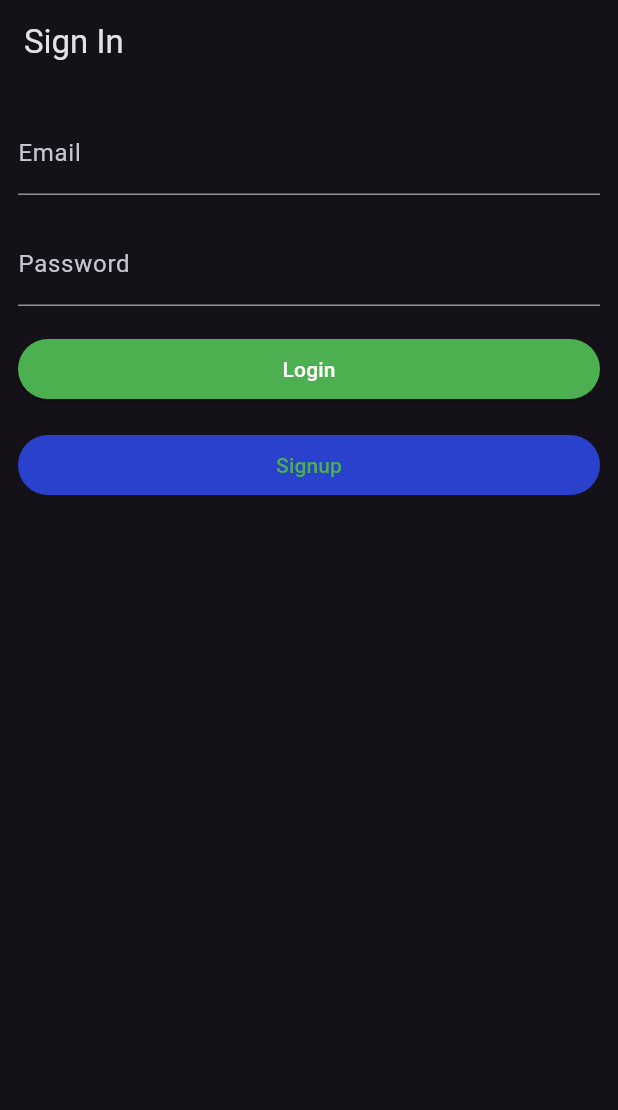
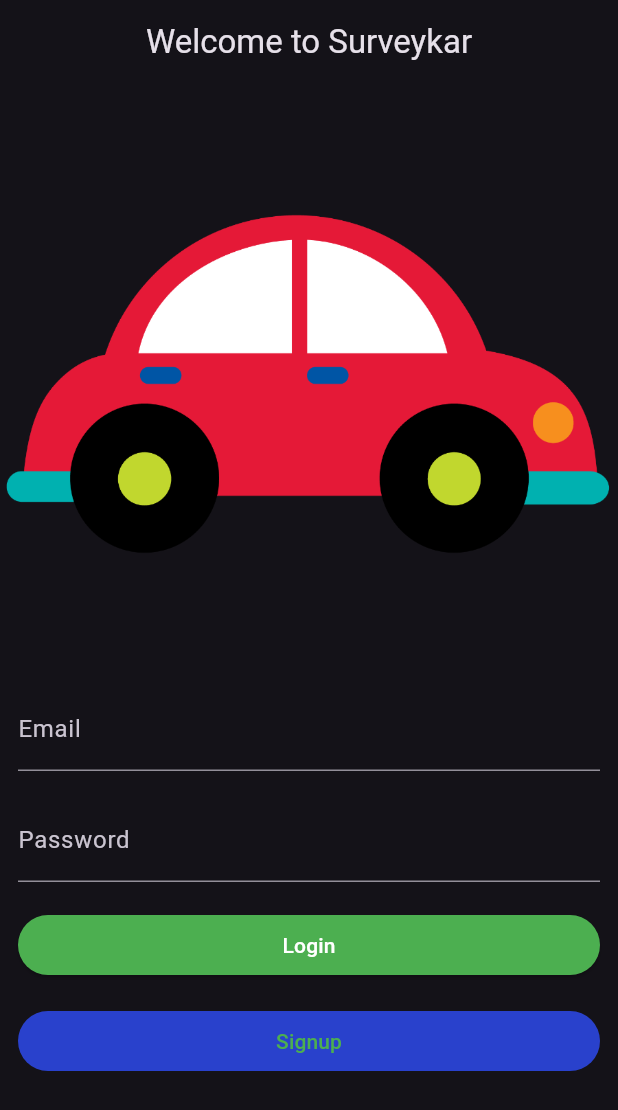
Before and after one commit to parag-shendye/surveykar, a Flutter app: the screen it shows after launch, on a phone screen of 412 x 824 dp. Shown: the top 1110 px of the screen. Run offline on Flutter 3.47's test engine with Material 3 defaults, Android fonts, the phone set to English and light mode, and no system bars; our stand-ins replace supabase_flutter; accounts and stored records are empty.

Commit message:
add image asset

```diff
--- /dev/null
+++ b/lib/ImageSection.dart
@@ -0,0 +1,17 @@
+import 'package:flutter/material.dart';
+
+class ImageSection extends StatelessWidget {
+  const ImageSection({super.key, required this.image});
+
+  final String image;
+
+  @override
+  Widget build(BuildContext context) {
+    return Image.asset(
+      image,
+      width: 600,
+      height: 240,
+      fit: BoxFit.cover,
+    );
+  }
+}
--- a/lib/login_page.dart
+++ b/lib/login_page.dart
@@ -2,6 +2,7 @@ import 'dart:async';
 import 'package:flutter/material.dart';
 import 'package:supabase_flutter/supabase_flutter.dart';
 import 'main.dart';
+import 'ImageSection.dart';
 
 class LoginPage extends StatefulWidget {
   const LoginPage({super.key});
@@ -81,8 +82,18 @@ class _LoginPageState extends State<LoginPage> {
   @override
   Widget build(BuildContext context) {
     return Scaffold(
-      appBar: AppBar(title: const Text('Sign In')),
-      body: ListView(
+      appBar: AppBar(
+          title: const Center(
+        child: Text('Welcome to Surveykar'),
+      )),
+      body: Column(
+        children: [
+          Expanded(
+              child: ImageSection(
+            image: 'assets/images/car_logo.png',
+          )),
+          Expanded(
+              child: ListView(
             padding: const EdgeInsets.symmetric(vertical: 18, horizontal: 12),
             children: [
               TextFormField(
@@ -102,8 +113,8 @@ class _LoginPageState extends State<LoginPage> {
               const SizedBox(height: 16),
               TextButton(
                 style: const ButtonStyle(
-                backgroundColor:
-                    MaterialStatePropertyAll(Color.fromARGB(255, 41, 65, 204))),
+                    backgroundColor: MaterialStatePropertyAll(
+                        Color.fromARGB(255, 41, 65, 204))),
                 onPressed: () async {
                   setState(() {
                     _isLoading = true;
@@ -119,8 +130,8 @@ class _LoginPageState extends State<LoginPage> {
                     // ignore: use_build_context_synchronously
                     ScaffoldMessenger.of(context).showSnackBar(const SnackBar(
                       content: Text('Signup failed',
-                      style:
-                          TextStyle(color: Color.fromARGB(255, 255, 255, 255))),
+                          style: TextStyle(
+                              color: Color.fromARGB(255, 255, 255, 255))),
                       backgroundColor: Color.fromARGB(141, 235, 80, 80),
                     ));
                     setState(() {
@@ -131,6 +142,8 @@ class _LoginPageState extends State<LoginPage> {
                 child: const Text('Signup'),
               )
             ],
+          ))
+        ],
       ),
     );
   }
--- a/pubspec.yaml
+++ b/pubspec.yaml
@@ -58,10 +58,9 @@ flutter:
   # included with your application, so that you can use the icons in
   # the material Icons class.
   uses-material-design: true
-
   # To add assets to your application, add an assets section, like this:
-  # assets:
-  #   - images/a_dot_burr.jpeg
+  assets:
+    - assets/images/car_logo.png
   #   - images/a_dot_ham.jpeg
 
   # An image asset can refer to one or more resolution-specific "variants", see
```
Lines whose indentation alone changed are shown as unchanged.
